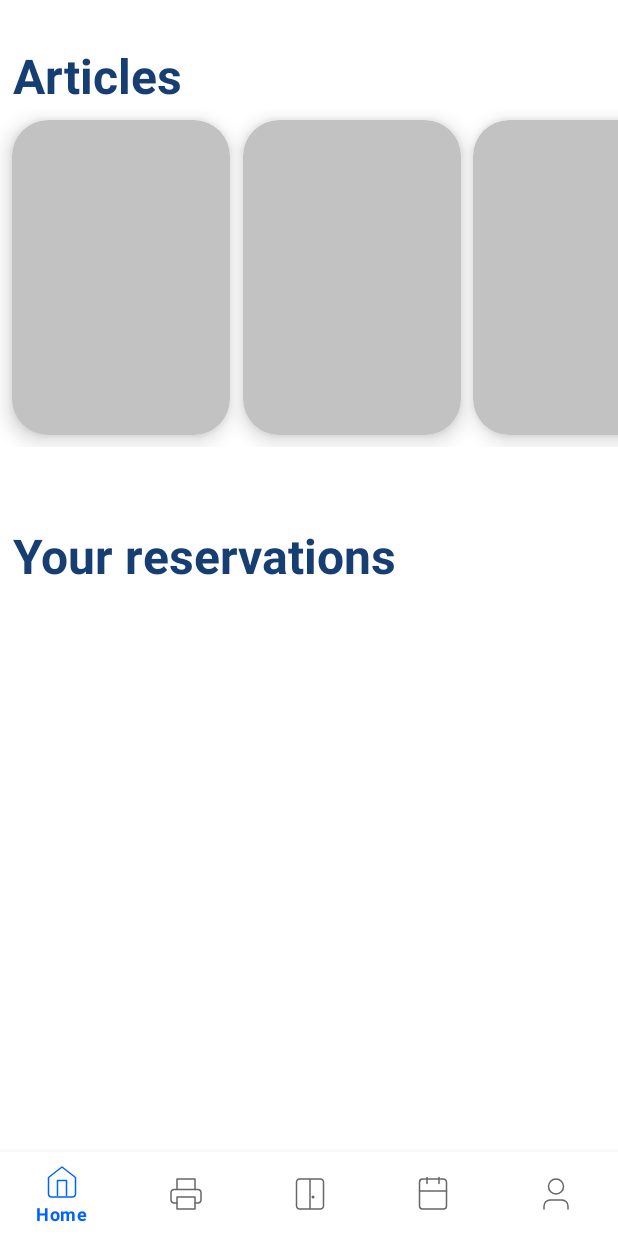
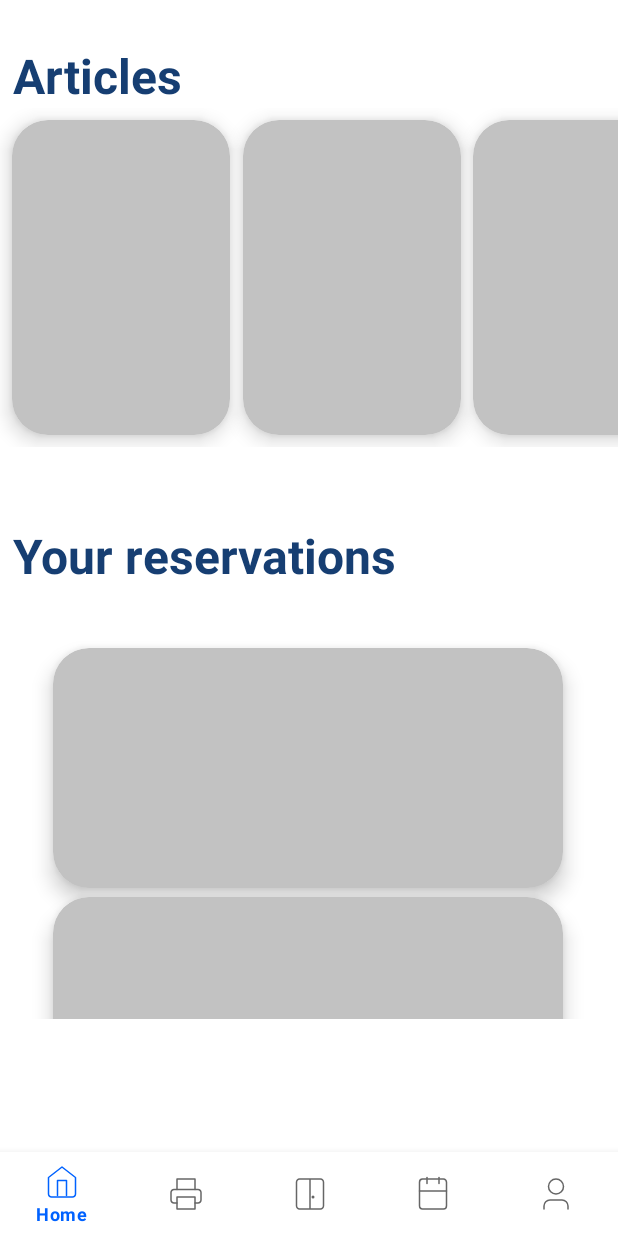
Before and after one commit to abeedev17/NokiaGarage, an Android app: the HomeFragment screen opened through its navigation route, on a phone screen of 412 x 824 dp. Run offline under Robolectric (Android 15) with nearby library versions, the light colour scheme and no system bars; our stand-ins replace Shimmer, navigation-ui; network calls fail; 1 statement that could not run was skipped.

Commit message:
add booking shimmer loader

```diff
--- a/app/src/main/java/com/example/mygarage/ui/home/HomeFragment.kt
+++ b/app/src/main/java/com/example/mygarage/ui/home/HomeFragment.kt
@@ -46,6 +46,7 @@ class HomeFragment : Fragment() {
     override fun onViewCreated(view: View, savedInstanceState: Bundle?) {
         super.onViewCreated(view, savedInstanceState)
         binding.articleShimmerLayout.startShimmer()
+        binding.bookingShimmerLayout.startShimmer()
 
         homeViewModel.articleList.observe(viewLifecycleOwner, {
             binding.articleShimmerLayout.apply {
@@ -68,7 +69,10 @@ class HomeFragment : Fragment() {
             homeViewModel.getUserBookings(it._id)
         }
         homeViewModel.bookingList.observe(viewLifecycleOwner, {
-
+            binding.bookingShimmerLayout.apply {
+                hideShimmer()
+                visibility = View.GONE
+            }
             bookingAdapter = BookingRecyclerViewAdapter(requireContext(), it)
             bookingsRecyclerview.adapter = bookingAdapter
             bookingsRecyclerview.layoutManager = LinearLayoutManager(requireContext(), LinearLayoutManager.VERTICAL, false)
--- a/app/src/main/res/layout/booking_loader_shimmer.xml
+++ b/app/src/main/res/layout/booking_loader_shimmer.xml
@@ -3,11 +3,42 @@
     xmlns:app="http://schemas.android.com/apk/res-auto"
     xmlns:tools="http://schemas.android.com/tools"
     android:layout_width="match_parent"
-    android:layout_height="wrap_content"
+    android:layout_height="match_parent"
     >
 
     <com.google.android.material.card.MaterialCardView
         android:id="@+id/materialCardView2"
+        android:layout_width="340dp"
+        android:layout_height="160dp"
+        android:layout_gravity="center_horizontal"
+        android:layout_margin="8dp"
+        android:layout_marginTop="12dp"
+        android:backgroundTint="@color/shimmerColor"
+        app:cardCornerRadius="24dp"
+        app:cardElevation="8dp"
+        app:layout_constraintBottom_toBottomOf="parent"
+        app:layout_constraintEnd_toEndOf="parent"
+        app:layout_constraintHorizontal_bias="0.492"
+        app:layout_constraintStart_toStartOf="parent"
+        app:layout_constraintTop_toBottomOf="@+id/materialCardView3"
+        app:layout_constraintVertical_bias="0.01999998" />
+
+    <com.google.android.material.card.MaterialCardView
+        android:id="@+id/materialCardView3"
+        android:layout_width="340dp"
+        android:layout_height="160dp"
+        android:layout_gravity="center_horizontal"
+        android:layout_margin="8dp"
+        android:backgroundTint="@color/shimmerColor"
+        app:cardCornerRadius="24dp"
+        app:cardElevation="8dp"
+        app:layout_constraintEnd_toEndOf="parent"
+        app:layout_constraintHorizontal_bias="0.492"
+        app:layout_constraintStart_toStartOf="parent"
+        app:layout_constraintTop_toTopOf="parent" />
+
+    <com.google.android.material.card.MaterialCardView
+        android:id="@+id/materialCardView6"
         android:layout_width="340dp"
         android:layout_height="160dp"
         android:layout_gravity="center_horizontal"
@@ -19,8 +50,7 @@
         app:layout_constraintEnd_toEndOf="parent"
         app:layout_constraintHorizontal_bias="0.492"
         app:layout_constraintStart_toStartOf="parent"
-        app:layout_constraintTop_toTopOf="parent"
-        app:layout_constraintVertical_bias="1.0" />
-
+        app:layout_constraintTop_toBottomOf="@+id/materialCardView2"
+        app:layout_constraintVertical_bias="0.050000012" />
 
 </androidx.constraintlayout.widget.ConstraintLayout>
--- a/app/src/main/res/layout/fragment_home.xml
+++ b/app/src/main/res/layout/fragment_home.xml
@@ -72,7 +72,36 @@
         app:layout_constraintStart_toStartOf="parent"
         app:layout_constraintTop_toBottomOf="@+id/articlesTxt" />
 
+    <com.facebook.shimmer.ShimmerFrameLayout
+        android:id="@+id/bookingShimmerLayout"
+        android:layout_width="0dp"
+        android:layout_height="255dp"
+        android:layout_marginTop="32dp"
+        app:layout_constraintBottom_toBottomOf="parent"
+        app:layout_constraintEnd_toEndOf="parent"
+        app:layout_constraintHorizontal_bias="0.501"
+        app:layout_constraintStart_toStartOf="parent"
+        app:layout_constraintTop_toBottomOf="@+id/reservationsTxt"
+        app:layout_constraintVertical_bias="0.0"
+        tools:visibility="gone">
 
+    <LinearLayout
+        android:layout_width="match_parent"
+        android:layout_height="wrap_content"
+        android:orientation="vertical">
+
+        <include layout="@layout/booking_loader_shimmer" />
+
+        <include layout="@layout/booking_loader_shimmer" />
+
+        <include layout="@layout/booking_loader_shimmer" />
+
+        <include layout="@layout/booking_loader_shimmer" />
+
+        <include layout="@layout/booking_loader_shimmer" />
+
+    </LinearLayout>
+    </com.facebook.shimmer.ShimmerFrameLayout>
     <androidx.recyclerview.widget.RecyclerView
         android:id="@+id/bookingsRecyclerview"
         android:layout_width="wrap_content"
```
